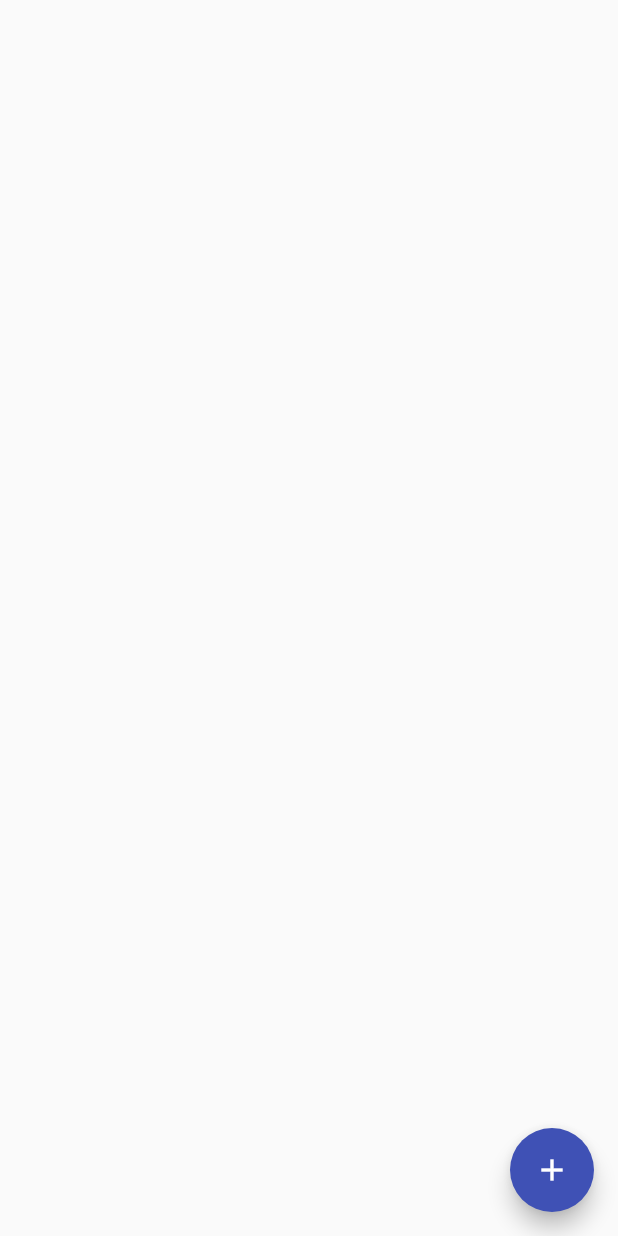
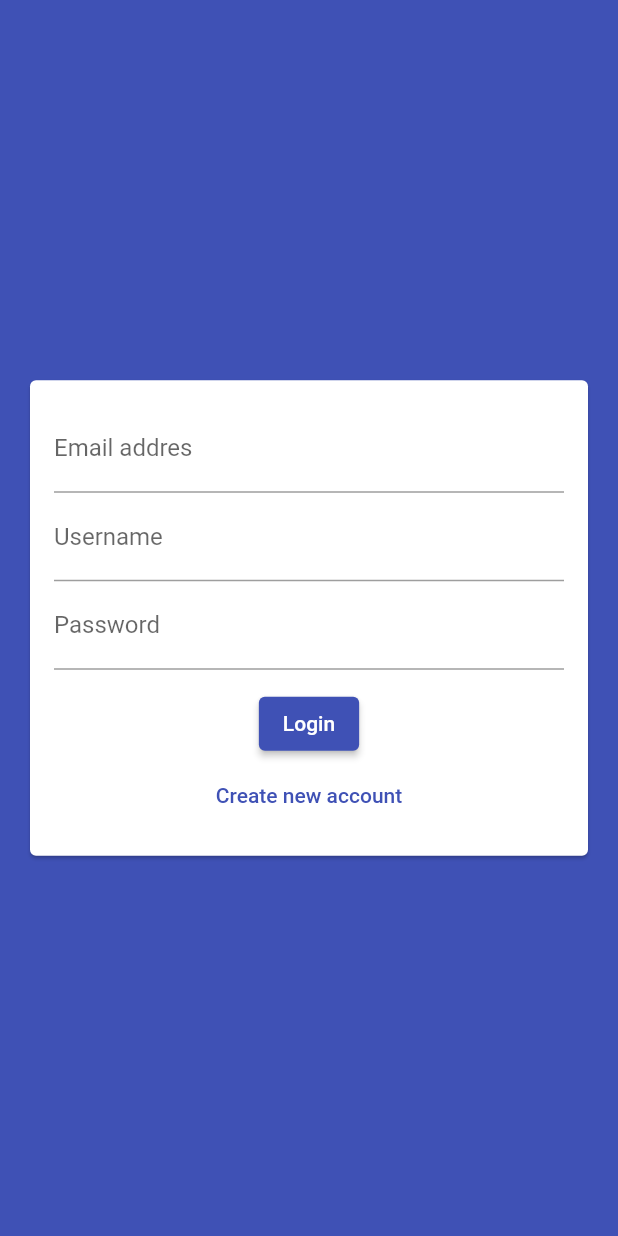
Before and after one commit to zirg41/chat_app, a Flutter app: the screen it shows after launch, on a phone screen of 412 x 824 dp. Run offline on Flutter 3.47's test engine with Material 2 defaults, Android fonts, the phone set to English and light mode, and no system bars; our stand-ins replace cloud_firestore, firebase_core; accounts and stored records are empty.

Commit message:
AuthScreen added

```diff
--- a/lib/main.dart
+++ b/lib/main.dart
@@ -1,3 +1,4 @@
+import 'package:chat_app/screens/auth_screen.dart';
 import 'package:chat_app/screens/chat_screen.dart';
 import 'package:cloud_firestore/cloud_firestore.dart';
 import 'package:firebase_core/firebase_core.dart';
@@ -25,7 +26,7 @@
           theme: ThemeData(
             primarySwatch: Colors.indigo,
           ),
-          home: ChatScreen(),
+          home: AuthScreen(),
         );
       },
     );
--- a/lib/screens/auth_screen.dart
+++ b/lib/screens/auth_screen.dart
@@ -0,0 +1,21 @@
+import 'package:flutter/material.dart';
+
+import 'package:chat_app/widgets/auth/auth_form.dart';
+
+class AuthScreen extends StatefulWidget {
+  const AuthScreen({Key? key}) : super(key: key);
+
+  @override
+  State<AuthScreen> createState() => _AuthScreenState();
+}
+
+class _AuthScreenState extends State<AuthScreen> {
+  @override
+  Widget build(BuildContext context) {
+    return Scaffold(
+      // appBar: ,
+      backgroundColor: Theme.of(context).primaryColor,
+      body: AuthForm(),
+    );
+  }
+}
--- /dev/null
+++ b/lib/widgets/auth/auth_form.dart
@@ -0,0 +1,52 @@
+import 'package:flutter/material.dart';
+
+class AuthForm extends StatefulWidget {
+  const AuthForm({Key? key}) : super(key: key);
+
+  @override
+  State<AuthForm> createState() => _AuthFormState();
+}
+
+class _AuthFormState extends State<AuthForm> {
+  @override
+  Widget build(BuildContext context) {
+    return Center(
+      child: Card(
+        margin: EdgeInsets.all(20),
+        child: SingleChildScrollView(
+          child: Padding(
+            padding: EdgeInsets.all(16),
+            child: Form(
+              child: Column(
+                mainAxisSize: MainAxisSize.min,
+                children: [
+                  TextFormField(
+                    keyboardType: TextInputType.emailAddress,
+                    decoration:
+                        const InputDecoration(labelText: "Email addres"),
+                  ),
+                  TextFormField(
+                    decoration: const InputDecoration(labelText: "Username"),
+                  ),
+                  TextFormField(
+                    decoration: const InputDecoration(labelText: "Password"),
+                    obscureText: true,
+                  ),
+                  const SizedBox(height: 12),
+                  ElevatedButton(
+                    onPressed: () {},
+                    child: const Text("Login"),
+                  ),
+                  TextButton(
+                    onPressed: () {},
+                    child: const Text("Create new account"),
+                  )
+                ],
+              ),
+            ),
+          ),
+        ),
+      ),
+    );
+  }
+}
```
